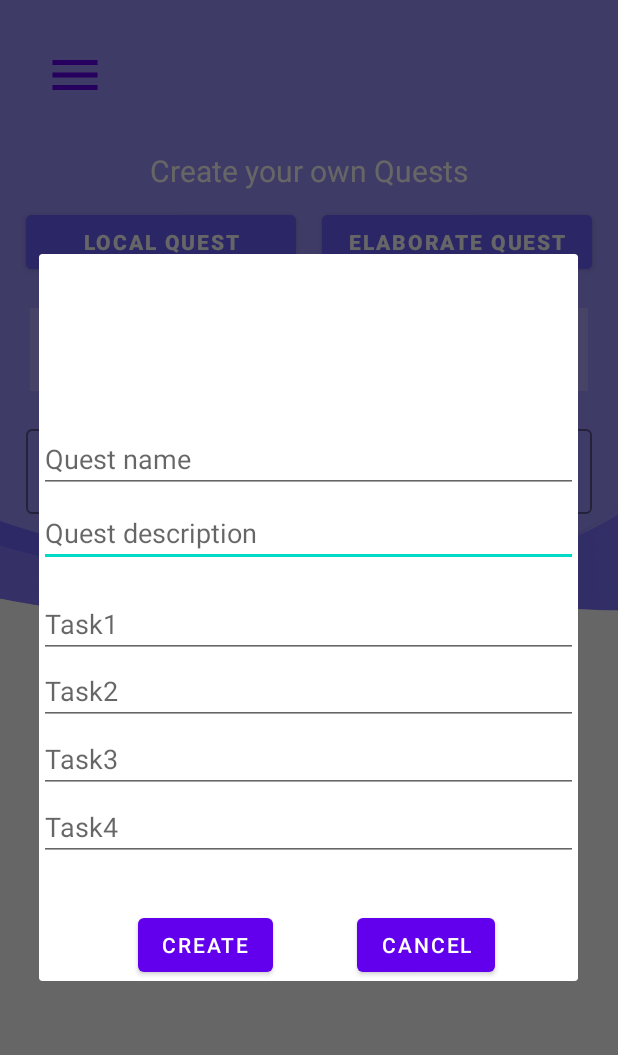
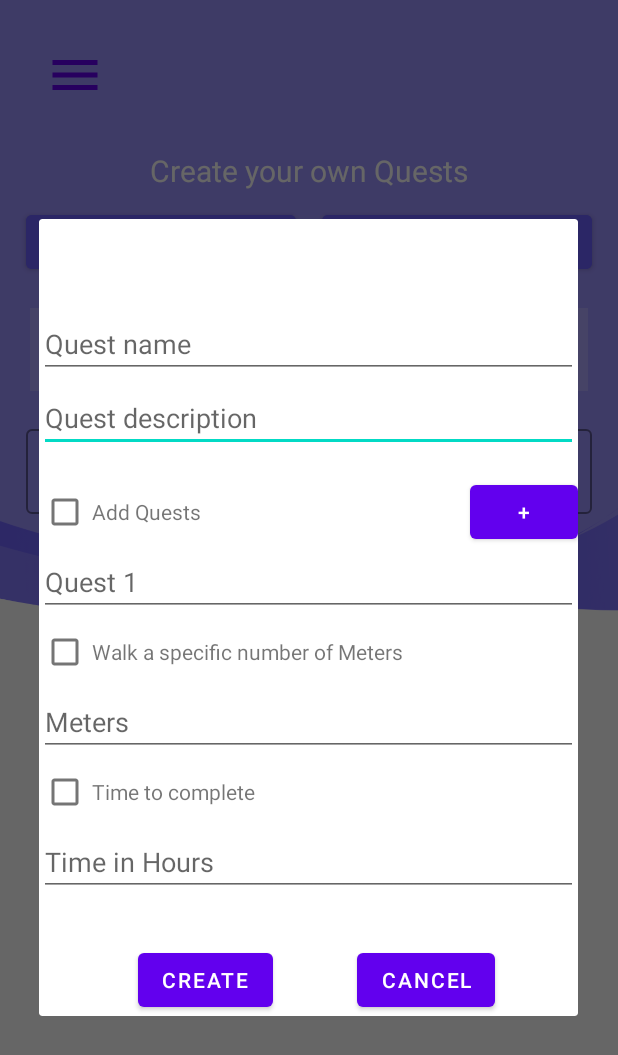
Before and after one commit to guijcl/CityQuest, an Android app: the fragment QuestsFragment placed in its activity, after a tap on "ELABORATE QUEST", on a phone screen of 412 x 824 dp. Shown: the top 1055 px of the screen. Run offline under Robolectric (Android 15) with nearby library versions, the phone set to English and light mode, and no system bars; our stand-ins replace CircleImageView, Firebase (no records; nobody signed in at launch, a user with empty details on screens opened directly), Picasso; libraries missing offline, so code that uses them is left out: com.theartofdev.edmodo, com.yarolegovich.slidingrootnav, io.paperdb; 10 statements that could not run were skipped.

Commit message:
Started working on ElaborateQuests System
TO-DO: Finish ElaborateQuest popup, work on quest tracking, work time to complete & cooldown
TO-DO: Leveling System
TO-DO: Popularity Quest System and Search
TO-DO: Polish what's done

```diff
--- a/app/src/main/java/com/example/cityquest/Fragments/QuestsFragment.java
+++ b/app/src/main/java/com/example/cityquest/Fragments/QuestsFragment.java
@@ -21,22 +21,20 @@ import android.widget.AdapterView;
 import android.widget.ArrayAdapter;
 import android.widget.AutoCompleteTextView;
 import android.widget.Button;
+import android.widget.CheckBox;
+import android.widget.CompoundButton;
 import android.widget.EditText;
+import android.widget.LinearLayout;
 import android.widget.Spinner;
 import android.widget.Toast;
 
-import com.example.cityquest.Objects.ElaborateQuest;
 import com.example.cityquest.Objects.LocQuest;
 import com.example.cityquest.R;
-import com.google.android.gms.maps.model.LatLng;
-import com.google.android.gms.maps.model.MarkerOptions;
 import com.google.android.gms.tasks.OnCompleteListener;
 import com.google.android.gms.tasks.OnSuccessListener;
 import com.google.android.gms.tasks.Task;
-import com.google.firebase.firestore.CollectionReference;
 import com.google.firebase.firestore.DocumentReference;
 import com.google.firebase.firestore.FirebaseFirestore;
-import com.google.firebase.firestore.Query;
 import com.google.firebase.firestore.QueryDocumentSnapshot;
 import com.google.firebase.firestore.QuerySnapshot;
 
@@ -45,8 +43,6 @@ import java.util.ArrayList;
 import java.util.Arrays;
 import java.util.HashMap;
 import java.util.List;
-import java.util.regex.Matcher;
-import java.util.regex.Pattern;
 import java.util.stream.Collectors;
 
 public class QuestsFragment extends Fragment {
@@ -299,27 +295,77 @@ public class QuestsFragment extends Fragment {
         dialogBuilder = new AlertDialog.Builder(requireActivity());
         final View newQuestPopupView = getLayoutInflater().inflate(R.layout.new_elaboratequest_popup, null);
 
+        List<String> quest_names = new ArrayList<>();
+        ArrayAdapter<String> adapter = new ArrayAdapter<>(requireContext(),
+                android.R.layout.simple_expandable_list_item_1, quest_names);
+        db.collection("loc_quests").get().addOnCompleteListener(new OnCompleteListener<QuerySnapshot>() {
+            @Override
+            public void onComplete(@NonNull Task<QuerySnapshot> task) {
+                if (task.isSuccessful()) {
+                    for (QueryDocumentSnapshot document : task.getResult()) {
+                        HashMap data = (HashMap) document.getData();
+                        quest_names.add((String) data.get("name"));
+                    }
+                }
+            }
+        });
+
         EditText name = newQuestPopupView.findViewById(R.id.name);
         EditText desc = newQuestPopupView.findViewById(R.id.desc);
 
-        EditText task1 = newQuestPopupView.findViewById(R.id.task_1);
-        EditText task2 = newQuestPopupView.findViewById(R.id.task_2);
-        EditText task3 = newQuestPopupView.findViewById(R.id.task_3);
-        EditText task4 = newQuestPopupView.findViewById(R.id.task_4);
-
         Button newquestpopup_save = newQuestPopupView.findViewById(R.id.create);
         Button newquestpopup_cancel = newQuestPopupView.findViewById(R.id.cancel);
+
+        LinearLayout task1 = newQuestPopupView.findViewById(R.id.task_1);
+        CheckBox checkBox1 = newQuestPopupView.findViewById(R.id.checkbox_1);
+        AutoCompleteTextView quest1 = newQuestPopupView.findViewById(R.id.quest_1);
+        quest1.setAdapter(adapter);
+        Button add_quest = newQuestPopupView.findViewById(R.id.add_quest);
+
+        checkBox1.setOnCheckedChangeListener(new CompoundButton.OnCheckedChangeListener() {
+            @Override
+            public void onCheckedChanged(CompoundButton compoundButton, boolean b) {}
+        });
+
+        add_quest.setOnClickListener(new View.OnClickListener() {
+            @Override
+            public void onClick(View view) {
+                if(task1.getChildCount() <= 5) {
+                    AutoCompleteTextView new_quest = new AutoCompleteTextView(newQuestPopupView.getContext());
+                    new_quest.setHint("Quest " + task1.getChildCount());
+                    new_quest.setAdapter(adapter);
+                    new_quest.addTextChangedListener(new TextWatcher() {
+                        @Override
+                        public void beforeTextChanged(CharSequence charSequence, int i, int i1, int i2) {}
+
+                        @Override
+                        public void onTextChanged(CharSequence charSequence, int i, int i1, int i2) {
+
+                        }
+
+                        @Override
+                        public void afterTextChanged(Editable editable) {}
+                    });
+                    task1.addView(new_quest);
+                } else {
+                    Toast.makeText(newQuestPopupView.getContext(), "TOO MANY QUESTS", Toast.LENGTH_SHORT);
+                }
+            }
+        });
+
+
+        CheckBox checkBox2 = newQuestPopupView.findViewById(R.id.checkbox_2);
+        CheckBox checkBox3 = newQuestPopupView.findViewById(R.id.checkbox_3);
 
         dialogBuilder.setView(newQuestPopupView);
         dialog = dialogBuilder.create();
         dialog.show();
 
-        newquestpopup_save.setOnClickListener(view -> {
+        /*newquestpopup_save.setOnClickListener(view -> {
             HashMap<String, String> tasks = new HashMap<String, String>() {{
                 put("Task_1", task1.getText().toString());
                 put("Task_2", task2.getText().toString());
                 put("Task_3", task3.getText().toString());
-                put("Task_4", task4.getText().toString());
             }};
 
             ElaborateQuest n_eq = new ElaborateQuest(name.getText().toString(), desc.getText().toString(), tasks);
@@ -336,7 +382,7 @@ public class QuestsFragment extends Fragment {
                     })
                     .addOnFailureListener(e -> { });
             dialog.dismiss();
-        });
+        });*/
 
         newquestpopup_cancel.setOnClickListener(view -> {
             dialog.dismiss();
--- a/app/src/main/res/layout/new_elaboratequest_popup.xml
+++ b/app/src/main/res/layout/new_elaboratequest_popup.xml
@@ -1,7 +1,6 @@
 <?xml version="1.0" encoding="utf-8"?>
 <androidx.constraintlayout.widget.ConstraintLayout xmlns:android="http://schemas.android.com/apk/res/android"
     xmlns:app="http://schemas.android.com/apk/res-auto"
-    xmlns:tools="http://schemas.android.com/tools"
     android:layout_width="match_parent"
     android:layout_height="match_parent">
 
@@ -22,18 +21,17 @@
         android:hint="Quest name"
         app:layout_constraintBottom_toBottomOf="parent"
         app:layout_constraintEnd_toEndOf="parent"
-        app:layout_constraintHorizontal_bias="1.0"
+        app:layout_constraintHorizontal_bias="0.0"
         app:layout_constraintStart_toStartOf="parent"
         app:layout_constraintTop_toTopOf="parent"
-        app:layout_constraintVertical_bias="0.259" />
+        app:layout_constraintVertical_bias="0.125" />
 
     <LinearLayout
         android:id="@+id/linearLayout"
         android:layout_width="match_parent"
-        android:layout_height="180dp"
+        android:layout_height="wrap_content"
         android:layout_marginTop="16dp"
         android:orientation="vertical"
-        android:weightSum="4"
         app:layout_constraintBottom_toBottomOf="parent"
         app:layout_constraintEnd_toEndOf="parent"
         app:layout_constraintHorizontal_bias="1.0"
@@ -41,30 +39,99 @@
         app:layout_constraintTop_toBottomOf="@+id/desc"
         app:layout_constraintVertical_bias="0.0">
 
-        <EditText
+        <LinearLayout
             android:layout_width="match_parent"
-            android:layout_height="0dp"
-            android:layout_weight="1"
-            android:hint="Task1"
-            android:id="@+id/task_1"/>
-        <EditText
+            android:layout_height="wrap_content"
+            android:orientation="vertical"
+            android:id="@+id/task_1">
+            <LinearLayout
+                android:layout_width="match_parent"
+                android:layout_height="0dp"
+                android:orientation="horizontal"
+                android:layout_weight="10">
+                <CheckBox
+                    android:layout_width="0dp"
+                    android:layout_height="match_parent"
+                    android:layout_weight="1"
+                    android:id="@+id/checkbox_1" />
+                <TextView
+                    android:layout_width="0dp"
+                    android:layout_height="match_parent"
+                    android:layout_weight="7"
+                    android:text="Add Quests"
+                    android:gravity="center_vertical"/>
+                <Button
+                    android:layout_width="0dp"
+                    android:layout_height="match_parent"
+                    android:layout_weight="2"
+                    android:text="+"
+                    android:id="@+id/add_quest"/>
+            </LinearLayout>
+
+            <AutoCompleteTextView
+                android:layout_width="match_parent"
+                android:layout_height="wrap_content"
+                android:hint="Quest 1"
+                android:id="@+id/quest_1"/>
+        </LinearLayout>
+
+        <LinearLayout
             android:layout_width="match_parent"
-            android:layout_height="0dp"
-            android:layout_weight="1"
-            android:hint="Task2"
-            android:id="@+id/task_2"/>
-        <EditText
+            android:layout_height="wrap_content"
+            android:orientation="vertical"
+            android:id="@+id/task_2">
+            <LinearLayout
+                android:layout_width="match_parent"
+                android:layout_height="0dp"
+                android:orientation="horizontal"
+                android:layout_weight="10">
+                <CheckBox
+                    android:layout_width="0dp"
+                    android:layout_height="match_parent"
+                    android:layout_weight="1"
+                    android:id="@+id/checkbox_2"/>
+                <TextView
+                    android:layout_width="0dp"
+                    android:layout_height="match_parent"
+                    android:layout_weight="9"
+                    android:text="Walk a specific number of Meters"
+                    android:gravity="center_vertical"/>
+            </LinearLayout>
+
+            <EditText
+                android:layout_width="match_parent"
+                android:layout_height="wrap_content"
+                android:hint="Meters" />
+        </LinearLayout>
+
+        <LinearLayout
             android:layout_width="match_parent"
-            android:layout_height="0dp"
-            android:layout_weight="1"
-            android:hint="Task3"
-            android:id="@+id/task_3"/>
-        <EditText
-            android:layout_width="match_parent"
-            android:layout_height="0dp"
-            android:layout_weight="1"
-            android:hint="Task4"
-            android:id="@+id/task_4"/>
+            android:layout_height="wrap_content"
+            android:orientation="vertical"
+            android:id="@+id/task_3">
+            <LinearLayout
+                android:layout_width="match_parent"
+                android:layout_height="0dp"
+                android:orientation="horizontal"
+                android:layout_weight="10">
+                <CheckBox
+                    android:layout_width="0dp"
+                    android:layout_height="match_parent"
+                    android:layout_weight="1"
+                    android:id="@+id/checkbox_3"/>
+                <TextView
+                    android:layout_width="0dp"
+                    android:layout_height="match_parent"
+                    android:layout_weight="9"
+                    android:text="Time to complete"
+                    android:gravity="center_vertical"/>
+            </LinearLayout>
+
+            <EditText
+                android:layout_width="match_parent"
+                android:layout_height="wrap_content"
+                android:hint="Time in Hours" />
+        </LinearLayout>
     </LinearLayout>
 
     <Button
```
